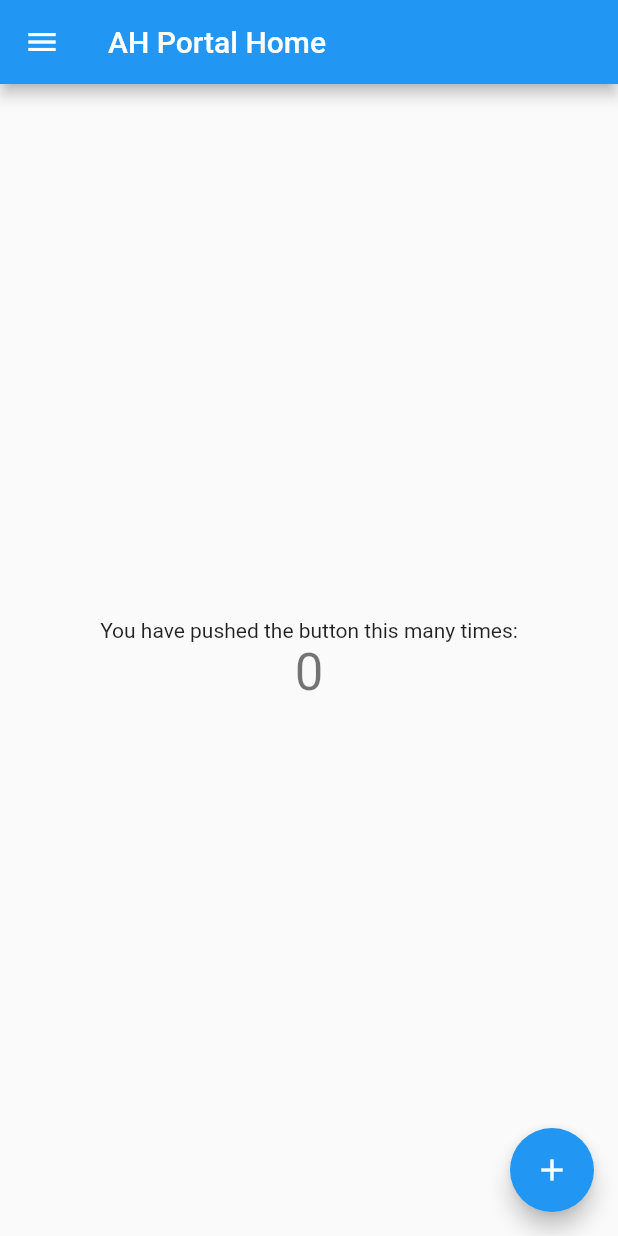
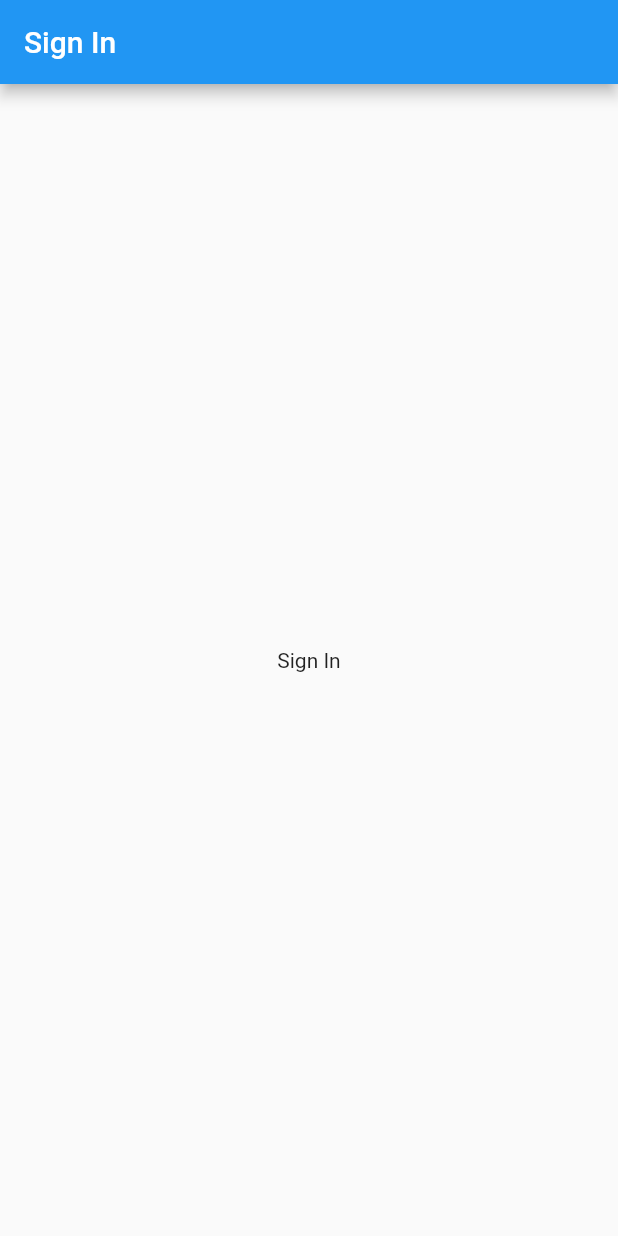
Before and after one commit to ActuallyHappening/IOT, a Flutter app: the screen it shows after launch, on a phone screen of 412 x 824 dp. Run offline on Flutter 3.47's test engine with Material 2 defaults, Android fonts, the phone set to English and light mode, and no system bars; drawn by our look-alikes of animated_text_kit.

Commit message:
Routing with some cleaner code

```diff
--- a/flutter/ah/lib/aio_sign_in.dart
+++ b/flutter/ah/lib/aio_sign_in.dart
@@ -1,13 +1,13 @@
 import 'package:flutter/material.dart';
 
-class aio_signin_route extends StatefulWidget {
-  const aio_signin_route({super.key});
+class aio_signIn_route extends StatefulWidget {
+  const aio_signIn_route({super.key});
 
   @override
-  State<aio_signin_route> createState() => _aio_signin_routeState();
+  State<aio_signIn_route> createState() => _aio_signIn_routeState();
 }
 
-class _aio_signin_routeState extends State<aio_signin_route> {
+class _aio_signIn_routeState extends State<aio_signIn_route> {
   @override
   Widget build(BuildContext context) {
     return Scaffold(
--- a/flutter/ah/lib/main.dart
+++ b/flutter/ah/lib/main.dart
@@ -1,4 +1,5 @@
 import 'package:ah/aio_sign_in.dart';
+import 'package:ah/settings.dart';
 import 'package:animated_text_kit/animated_text_kit.dart';
 import 'package:flutter/material.dart';
 
@@ -9,6 +10,18 @@
 class MyApp extends StatelessWidget {
   const MyApp({Key? key}) : super(key: key);
 
+  static final Map<String, String> _routeNames = {
+    "Sign In": "/signin",
+    "Settings": "/settings",
+    "Home": "/",
+  };
+
+  static final Map<String, Widget Function(BuildContext)> _routes = {
+    '/': (context) => const aio_signIn_route(),
+    '/settings': (context) => const settings_route(),
+    '/signin': (context) => const aio_signIn_route(),
+  };
+
   @override
   Widget build(BuildContext context) {
     return MaterialApp(
@@ -17,10 +30,7 @@
         primarySwatch: Colors.blue,
       ),
       initialRoute: "/",
-      routes: {
-        "/": (context) => const MyHomePage(title: "AH Portal Home"),
-        "/second": (context) => const aio_signin_route(),
-      },
+      routes: _routes,
     );
   }
 }
@@ -41,6 +51,23 @@
     setState(() {
       _counter++;
     });
+  }
+
+  ListTile _generateDrawerOption(
+      {required String title, required IconData icon}) {
+    final routeName = MyApp._routeNames[title];
+    if (routeName == null) {
+      throw Exception("No route name for $title");
+    }
+    return ListTile(
+      leading: Icon(icon),
+      title: Text(title),
+      subtitle: Text("Go to $title"),
+      onTap: () {
+        print("Going to $routeName");
+        Navigator.pushNamed(context, routeName);
+      },
+    );
   }
 
   @override
@@ -80,24 +107,11 @@
       ),
       drawer: Drawer(
         child: ListWheelScrollView(
-          itemExtent: 50,
+          itemExtent: 30,
           children: [
-            FloatingActionButton(
-              heroTag: "sign-in",
-              onPressed: () {
-                Navigator.pushNamed(context, "/second");
-              },
-              tooltip: 'Sign In',
-              child: const Icon(Icons.arrow_forward),
-            ),
-            Hero(
-              tag: "settings",
-              child: TextButton(
-                  onPressed: () {
-                    Navigator.pushNamed(context, '/settings');
-                  },
-                  child: const Icon(Icons.settings)),
-            ),
+            _generateDrawerOption(title: 'Home', icon: Icons.home),
+            _generateDrawerOption(title: 'Sign In', icon: Icons.account_circle),
+            _generateDrawerOption(title: 'Settings', icon: Icons.settings),
           ],
         ),
       ),
```
Also changed, not shown: flutter/ah/lib/settings.dart (added, +17 -0 lines).
